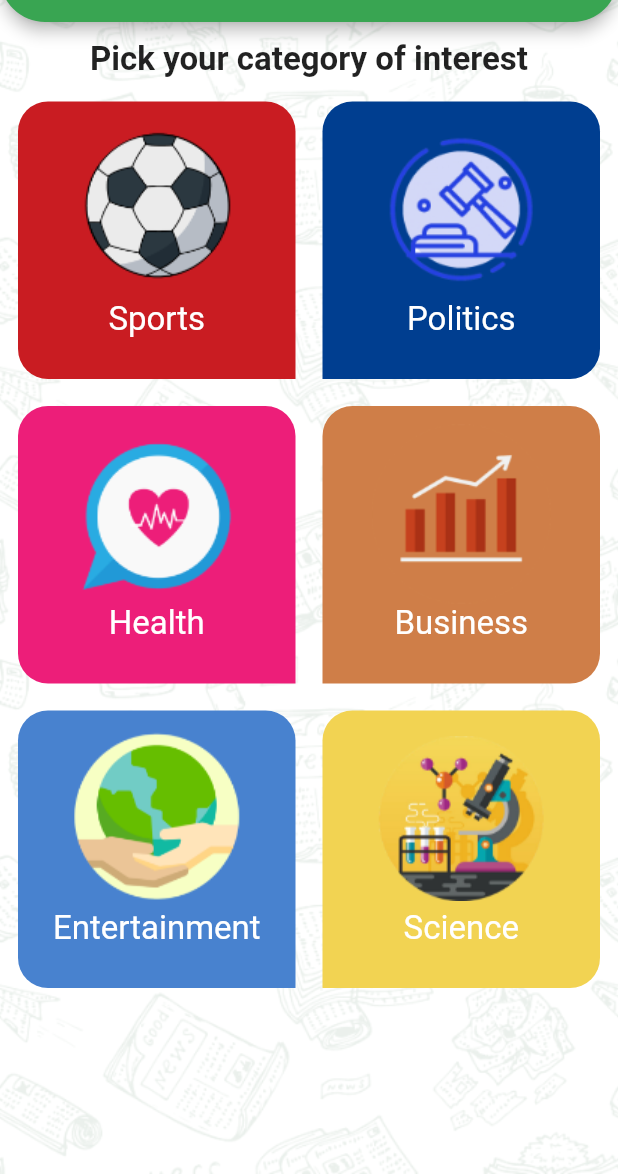
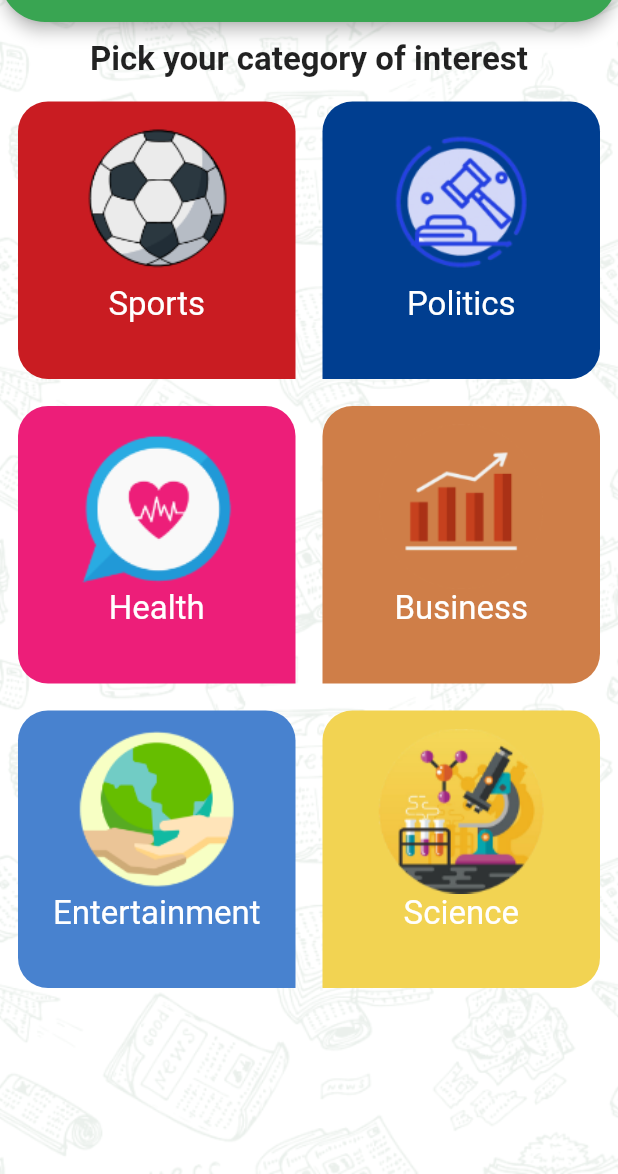
Before and after one commit to mohamedsamir-code/News-App, a Flutter app: the screen it shows after launch, on a phone screen of 412 x 824 dp, the part 62-1236 px from its top. Run offline on Flutter 3.47's test engine with Material 2 defaults, Android fonts, the phone set to English and light mode, and no system bars; our stand-ins replace shared_preferences; generated files the repository leaves out were written again.

Commit message:
Edited in Category Tap.

```diff
--- a/lib/category/categories_tab.dart
+++ b/lib/category/categories_tab.dart
@@ -2,16 +2,50 @@ import 'package:flutter/material.dart';
 import 'package:news_app/category/category_item_widget.dart';
 import 'package:news_app/model/category.dart';
 import 'package:flutter_gen/gen_l10n/app_localizations.dart';
+import '../mytheme.dart';
 
 class CategoriesTab extends StatelessWidget {
   Function onCategoryItemDetails;
 
   CategoriesTab({required this.onCategoryItemDetails});
-
+  static List<Category> getCategories(BuildContext context) {
+    return [
+      Category(
+          id: 'sports',
+          backgroundColor: MyTheme.redColor,
+          imagePath: 'assets/images/ball.png',
+          title: AppLocalizations.of(context)!.sports),
+      Category(
+          id: 'general',
+          backgroundColor: MyTheme.blueColor,
+          imagePath: 'assets/images/Politics.png',
+          title: AppLocalizations.of(context)!.politics),
+      Category(
+          id: 'health',
+          backgroundColor: MyTheme.pinkColor,
+          imagePath: 'assets/images/health.png',
+          title: AppLocalizations.of(context)!.health),
+      Category(
+          id: 'business',
+          backgroundColor: MyTheme.brownColor,
+          imagePath: 'assets/images/bussines.png',
+          title: AppLocalizations.of(context)!.business),
+      Category(
+          id: 'entertainment',
+          backgroundColor: MyTheme.babyblueColor,
+          imagePath: 'assets/images/environment.png',
+          title: AppLocalizations.of(context)!.entertainment),
+      Category(
+          id: 'science',
+          backgroundColor: MyTheme.yellowColor,
+          imagePath: 'assets/images/science.png',
+          title: AppLocalizations.of(context)!.science),
+    ];
+  }
   @override
   Widget build(BuildContext context) {
 
-    var categoryList = Category.getCategories();
+    var categoryList = getCategories(context);
     return Container(
       padding: EdgeInsets.all(12),
       child: Column(
--- a/lib/category/category_item_widget.dart
+++ b/lib/category/category_item_widget.dart
@@ -23,7 +23,7 @@ class CategoryItemWidget extends StatelessWidget {
         children: [
           Image.asset(
             category.imagePath,
-            height: 120,
+            height: 110,
           ),
           Text(
             category.title,
--- a/lib/l10n/app_ar.arb
+++ b/lib/l10n/app_ar.arb
@@ -1,7 +1,7 @@
 {
   "sports": "الرياضات",
   "business": "الاعمال",
-  "general": "عام",
+  "politics": "السياسة",
   "science": "العلوم",
   "entertainment": "الترفيه",
   "health": "الصحة",
--- a/lib/l10n/app_en.arb
+++ b/lib/l10n/app_en.arb
@@ -1,7 +1,7 @@
 {
   "sports": "Sports",
   "business": "Business",
-  "general": "General",
+  "politics": "Politics",
   "science": "Science",
   "entertainment": "Entertainment",
   "health": "Health",
--- a/lib/model/category.dart
+++ b/lib/model/category.dart
@@ -11,39 +11,4 @@ class Category {
         required this.backgroundColor,
         required this.imagePath,
         required this.title});
-
-  static List<Category> getCategories() {
-    return [
-      Category(
-          id: 'sports',
-          backgroundColor: MyTheme.redColor,
-          imagePath: 'assets/images/ball.png',
-          title: 'Sports'),
-      Category(
-          id: 'general',
-          backgroundColor: MyTheme.blueColor,
-          imagePath: 'assets/images/Politics.png',
-          title: 'Politics'),
-      Category(
-          id: 'health',
-          backgroundColor: MyTheme.pinkColor,
-          imagePath: 'assets/images/health.png',
-          title: 'Health'),
-      Category(
-          id: 'business',
-          backgroundColor: MyTheme.brownColor,
-          imagePath: 'assets/images/bussines.png',
-          title: 'Business'),
-      Category(
-          id: 'entertainment',
-          backgroundColor: MyTheme.babyblueColor,
-          imagePath: 'assets/images/environment.png',
-          title: 'Entertainment'),
-      Category(
-          id: 'science',
-          backgroundColor: MyTheme.yellowColor,
-          imagePath: 'assets/images/science.png',
-          title: 'Science'),
-    ];
-  }
 }
```
Also changed, not shown: lib/model/NewsResponse.dart (+0 -1 lines).
